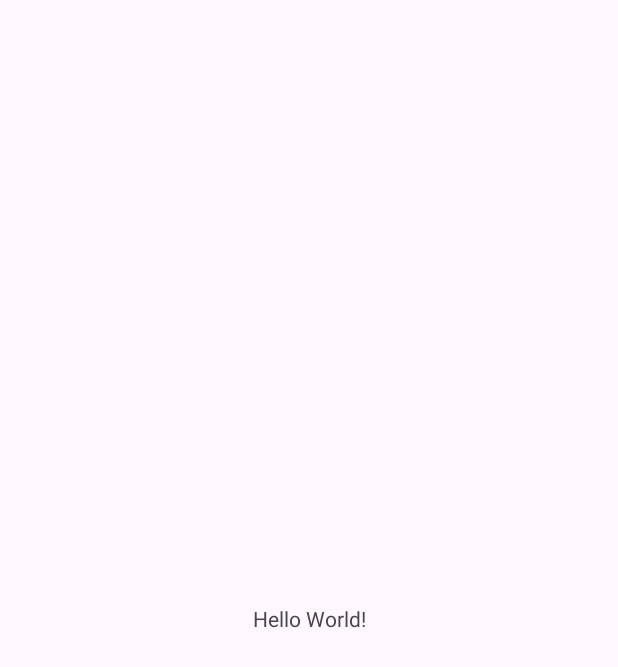
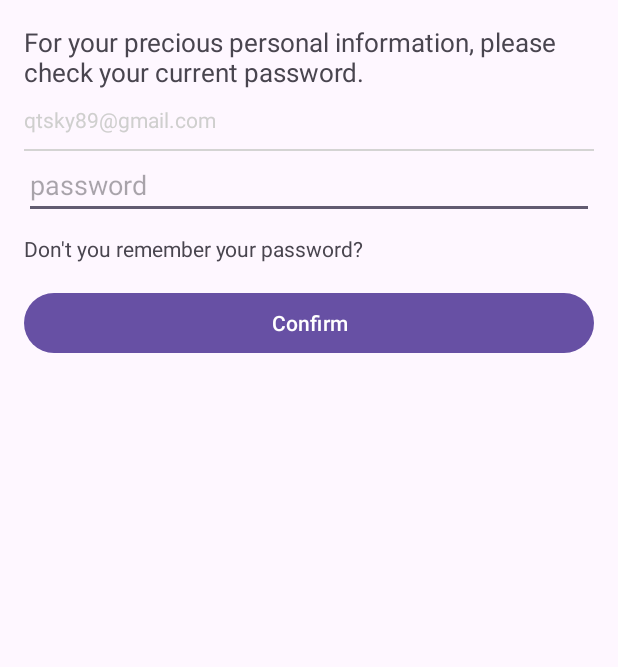
Before and after one commit to qtsky89/AndroidTutorial, an Android app: the screen it shows after launch (MainActivity), on a phone screen of 412 x 824 dp. Before the commit the part shown is almost empty. Shown: the top 667 px of the screen. Run offline under Robolectric (Android 15) with nearby library versions, the phone set to English and light mode, and no system bars.

Commit message:
ch6 done

```diff
--- a/ch6_view/src/main/java/com/example/ch6_view/MainActivity.kt
+++ b/ch6_view/src/main/java/com/example/ch6_view/MainActivity.kt
@@ -9,12 +9,6 @@ import androidx.core.view.WindowInsetsCompat
 class MainActivity : AppCompatActivity() {
     override fun onCreate(savedInstanceState: Bundle?) {
         super.onCreate(savedInstanceState)
-        enableEdgeToEdge()
         setContentView(R.layout.activity_main)
-        ViewCompat.setOnApplyWindowInsetsListener(findViewById(R.id.main)) { v, insets ->
-            val systemBars = insets.getInsets(WindowInsetsCompat.Type.systemBars())
-            v.setPadding(systemBars.left, systemBars.top, systemBars.right, systemBars.bottom)
-            insets
-        }
     }
 }
--- a/ch6_view/src/main/res/layout/activity_main.xml
+++ b/ch6_view/src/main/res/layout/activity_main.xml
@@ -1,19 +1,45 @@
 <?xml version="1.0" encoding="utf-8"?>
-<androidx.constraintlayout.widget.ConstraintLayout xmlns:android="http://schemas.android.com/apk/res/android"
-    xmlns:app="http://schemas.android.com/apk/res-auto"
-    xmlns:tools="http://schemas.android.com/tools"
-    android:id="@+id/main"
+<LinearLayout xmlns:android="http://schemas.android.com/apk/res/android"
     android:layout_width="match_parent"
     android:layout_height="match_parent"
-    tools:context=".MainActivity">
+    android:orientation="vertical"
+    android:padding="16dp"
+    >
 
     <TextView
-        android:layout_width="wrap_content"
+        android:layout_width="match_parent"
         android:layout_height="wrap_content"
-        android:text="Hello World!"
-        app:layout_constraintBottom_toBottomOf="parent"
-        app:layout_constraintEnd_toEndOf="parent"
-        app:layout_constraintStart_toStartOf="parent"
-        app:layout_constraintTop_toTopOf="parent" />
-
-</androidx.constraintlayout.widget.ConstraintLayout>
+        android:text="@string/main_desc"
+        android:textSize="17dp"
+        />
+    <TextView
+        android:layout_width="match_parent"
+        android:layout_height="wrap_content"
+        android:text="qtsky89@gmail.com"
+        android:textColor="#CFCFCE"
+        android:layout_marginTop="10dp"
+        />
+    <View
+        android:layout_width="match_parent"
+        android:layout_height="1dp"
+        android:background="#D4D4D3"
+        android:layout_marginTop="10dp"
+        />
+    <EditText
+        android:layout_width="match_parent"
+        android:layout_height="wrap_content"
+        android:hint="password"
+        android:inputType="textPassword"
+        />
+    <TextView
+        android:layout_width="match_parent"
+        android:layout_height="wrap_content"
+        android:text="@string/password_txt"
+        android:layout_marginTop="10dp"
+        />
+    <Button
+        android:layout_width="match_parent"
+        android:layout_height="wrap_content"
+        android:text="Confirm"
+        android:layout_marginTop="16dp" />
+</LinearLayout>
--- a/ch6_view/src/main/res/values/strings.xml
+++ b/ch6_view/src/main/res/values/strings.xml
@@ -1,3 +1,7 @@
 <resources>
     <string name="app_name">Ch6_View</string>
+    <string name="main_desc">
+        For your precious personal information, please check your current password.
+    </string>>
+    <string name="password_txt">Don\'t you remember your password?</string>>
 </resources>
```
